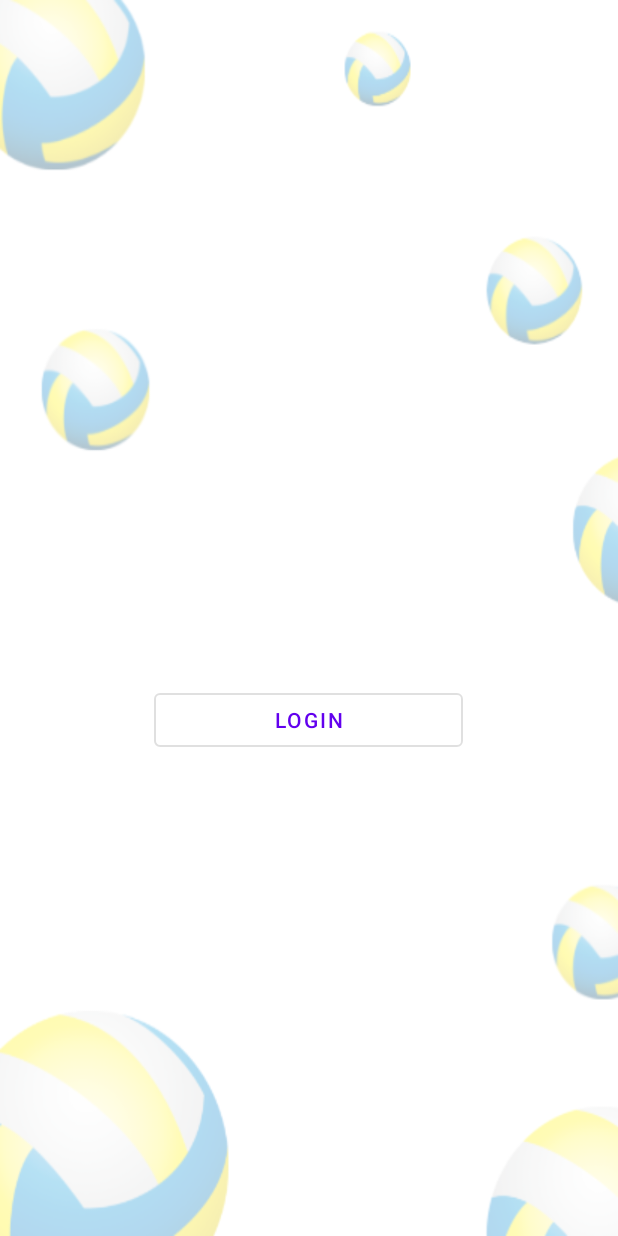
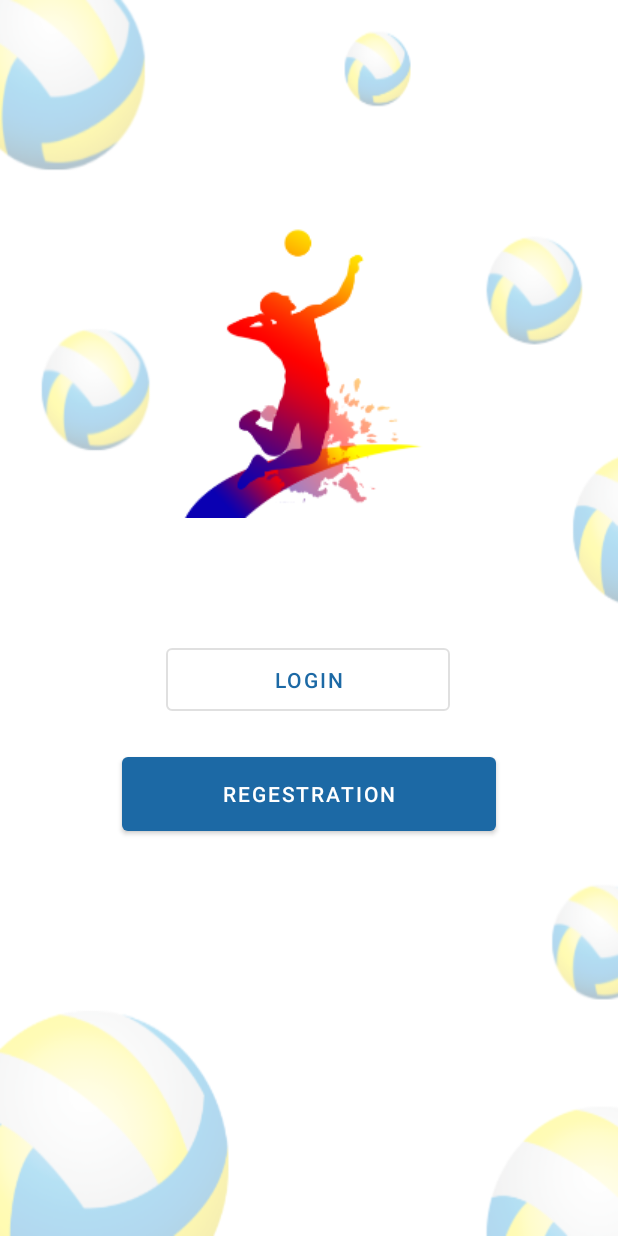
Before and after one commit to MayannkKankrecha/thecvl, an Android app: the choice screen opened directly, with no data from a screen before it, on a phone screen of 412 x 824 dp. Run offline under Robolectric (Android 15) with nearby library versions, the phone set to English and light mode, and no system bars.

Commit message:
Initial commit

```diff
--- a/app/src/main/AndroidManifest.xml
+++ b/app/src/main/AndroidManifest.xml
@@ -9,6 +9,12 @@
         android:roundIcon="@mipmap/ic_launcher_round"
         android:supportsRtl="true"
         android:theme="@style/Theme.Thecvl">
+        <activity
+            android:name=".registration"
+            android:exported="false" />
+        <activity
+            android:name=".login"
+            android:exported="false" />
         <activity
             android:name=".choice"
             android:exported="false" />
--- a/app/src/main/java/com/example/thecvl/choice.java
+++ b/app/src/main/java/com/example/thecvl/choice.java
@@ -2,7 +2,10 @@ package com.example.thecvl;
 
 import androidx.appcompat.app.AppCompatActivity;
 
+import android.content.Intent;
 import android.os.Bundle;
+import android.view.View;
+import android.widget.Button;
 import android.widget.ImageView;
 
 public class choice extends AppCompatActivity {
@@ -12,11 +15,36 @@ public class choice extends AppCompatActivity {
         super.onCreate(savedInstanceState);
         setContentView(R.layout.activity_choice);
         getSupportActionBar().hide();
+
+        Button login = findViewById(R.id.loginbtn);
+        Button regbtn = findViewById(R.id.regbtn);
+
 //        ImageView splash_layout = findViewById(R.id.imageView2);
 //        splash_layout.setAlpha(0f);
 //        splash_layout.animate()
 //                .translationY(splash_layout.getHeight())
 //                .alpha(1f)
 //                .setDuration(1500);
+        //login Button clicked
+        login.setOnClickListener(new View.OnClickListener() {
+            @Override
+            public void onClick(View view) {
+                Intent log = new Intent(choice.this, login.class);
+                startActivity(log);
+            }
+        });
+
+            //regestration button clicked
+        regbtn.setOnClickListener(new View.OnClickListener() {
+            @Override
+            public void onClick(View view) {
+                Intent reg = new Intent(choice.this, registration.class);
+                startActivity(reg);
+            }
+        });
+
+
+
+
     }
 }
--- a/app/src/main/res/layout/activity_choice.xml
+++ b/app/src/main/res/layout/activity_choice.xml
@@ -7,16 +7,38 @@
     android:layout_height="match_parent"
     tools:context=".choice">
 
+    <ImageView
+        android:id="@+id/imageView2"
+        android:layout_width="wrap_content"
+        android:layout_height="wrap_content"
+        app:layout_constraintBottom_toTopOf="@+id/loginbtn"
+        app:layout_constraintEnd_toEndOf="parent"
+        app:layout_constraintStart_toStartOf="parent"
+        app:layout_constraintTop_toTopOf="parent"
+        app:layout_constraintVertical_bias="0.653"
+        app:srcCompat="@drawable/logo" />
+
     <Button
-        android:id="@+id/textButton"
+        android:id="@+id/loginbtn"
         style="?attr/materialButtonOutlinedStyle"
-        android:layout_width="206dp"
-        android:layout_height="48dp"
-        android:layout_marginBottom="320dp"
+        android:layout_width="189dp"
+        android:layout_height="54dp"
+        android:layout_marginBottom="344dp"
         android:text="Login"
         app:layout_constraintBottom_toBottomOf="parent"
         app:layout_constraintEnd_toEndOf="parent"
         app:layout_constraintHorizontal_bias="0.498"
         app:layout_constraintStart_toStartOf="parent" />
 
+    <Button
+        android:id="@+id/regbtn"
+        android:layout_width="249dp"
+        android:layout_height="61dp"
+        android:text="Regestration"
+        app:layout_constraintBottom_toBottomOf="parent"
+        app:layout_constraintEnd_toEndOf="parent"
+        app:layout_constraintStart_toStartOf="parent"
+        app:layout_constraintTop_toBottomOf="@+id/loginbtn"
+        app:layout_constraintVertical_bias="0.065" />
+
 </androidx.constraintlayout.widget.ConstraintLayout>
--- a/app/src/main/res/values/colors.xml
+++ b/app/src/main/res/values/colors.xml
@@ -1,8 +1,8 @@
 <?xml version="1.0" encoding="utf-8"?>
 <resources>
     <color name="purple_200">#FFBB86FC</color>
-    <color name="purple_500">#FF6200EE</color>
-    <color name="purple_700">#FF3700B3</color>
+    <color name="purple_500">#1C69A5</color>
+    <color name="purple_700">#1C69A5</color>
     <color name="teal_200">#FF03DAC5</color>
     <color name="teal_700">#FF018786</color>
     <color name="black">#FF000000</color>
@@ -12,4 +12,5 @@
     <color name="light_blue_A200">#FF40C4FF</color>
     <color name="light_blue_A400">#FF00B0FF</color>
     <color name="black_overlay">#66000000</color>
+    <color name="btn_color">#1C69A5</color>
 </resources>
```
Also changed, not shown: app/src/main/java/com/example/thecvl/login.java (added, +14 -0 lines), app/src/main/java/com/example/thecvl/registration.java (added, +14 -0 lines), app/src/main/res/layout/activity_login.xml (added, +17 -0 lines), app/src/main/res/layout/activity_registration.xml (added, +17 -0 lines).
